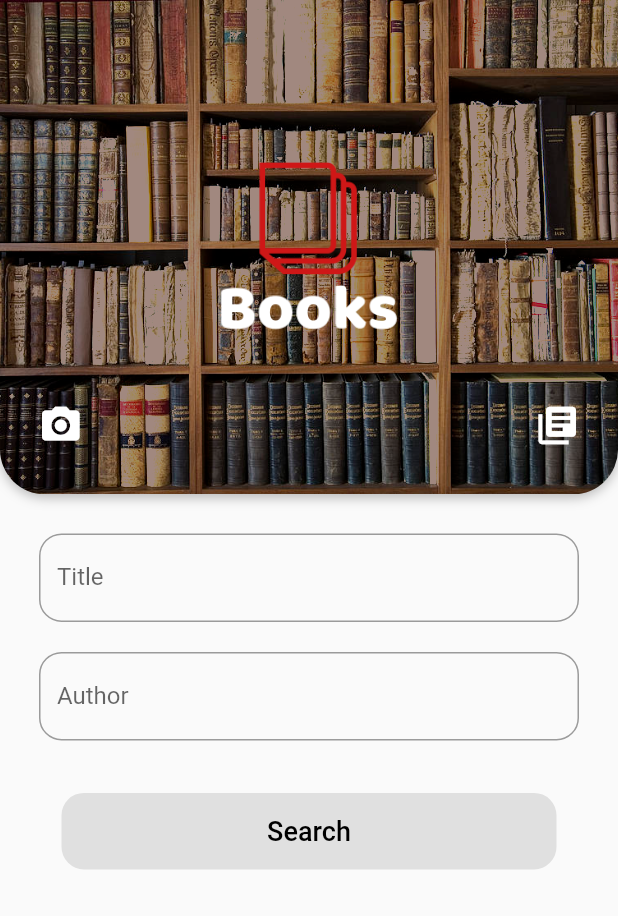
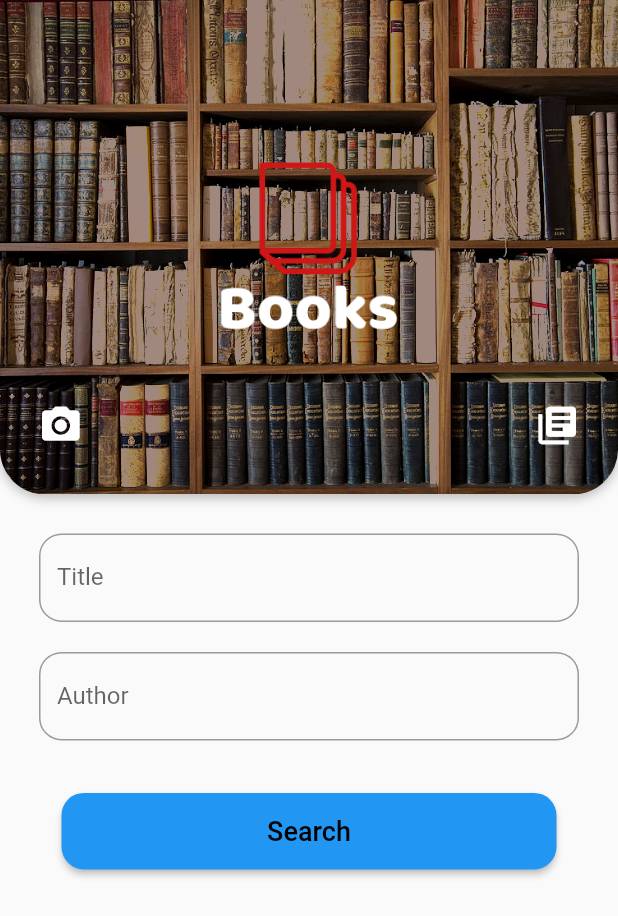
Before and after one commit to lukasNwr/Books-app, a Flutter app: the screen it shows after launch, after a tap on the "camera alt" icon, on a phone screen of 412 x 824 dp. Shown: the top 916 px of the screen. Run offline on Flutter 3.47's test engine with Material 2 defaults, Android fonts, the phone set to English and light mode, and no system bars; our stand-ins replace flutter_html, shared_preferences, sqflite; missing offline and left inert: barcode_scan2; accounts and stored records are empty; network calls fail.

Commit message:
updating, update bugfixing

```diff
--- a/lib/screens/home_screen.dart
+++ b/lib/screens/home_screen.dart
@@ -1,13 +1,12 @@
 import 'package:books_flutter/app.dart';
 import 'package:books_flutter/providers/local_provider.dart';
-import 'package:flutter/cupertino.dart';
 import 'package:flutter/material.dart';
 import 'package:flutter/services.dart';
 
 import 'package:books_flutter/screens/bookList_screen.dart';
 import 'package:books_flutter/screens/library_screen.dart';
 import 'package:books_flutter/models/book_model.dart';
-import 'package:barcode_scan/barcode_scan.dart';
+import 'package:barcode_scan2/barcode_scan2.dart';
 import 'package:shared_preferences/shared_preferences.dart';
 
 class Home extends StatefulWidget {
@@ -18,20 +17,26 @@ class Home extends StatefulWidget {
 class _HomeState extends State<Home> {
   final _book = Book();
   final _formKey = GlobalKey<FormState>();
-  String isbn = 'Unknown';
+  String isbn = 'default';
 
   Future _scanBarcode() async {
-    String _scanResult;
+    var _scanResult;
+    final _flashOnController = TextEditingController(text: 'Flash on');
+    final _flashOffController = TextEditingController(text: 'Flash off');
+    final _cancelController = TextEditingController(text: 'Cancel');
 
     try {
-      _scanResult = await BarcodeScanner.scan();
+      _scanResult = await BarcodeScanner.scan(
+          options: ScanOptions(strings: {
+        'cancel': _cancelController.text,
+        'flash_on': _flashOnController.text,
+        'flash_off': _flashOffController.text,
+      }));
       setState(() {
-        isbn = _scanResult;
-        print(isbn);
+        isbn = _scanResult.rawContent;
       });
-      print(_scanResult);
     } on PlatformException catch (ex) {
-      if (ex.code == BarcodeScanner.CameraAccessDenied) {
+      if (ex.code == BarcodeScanner.cameraAccessDenied) {
         print('Camera perimission denied!');
       } else {
         print('Unknown error: $ex');
@@ -45,7 +50,16 @@ class _HomeState extends State<Home> {
 
   @override
   Widget build(BuildContext context) {
-    TextStyle selectedStyle = TextStyle(color: Theme.of(context).accentColor);
+    TextStyle selectedStyle =
+        TextStyle(color: Theme.of(context).colorScheme.secondary);
+
+    final ButtonStyle buttonStyle = ElevatedButton.styleFrom(
+      padding: EdgeInsets.all(15.0),
+      foregroundColor: Colors.black,
+      shape: RoundedRectangleBorder(
+        borderRadius: BorderRadius.circular(15),
+      ),
+    );
 
     return Scaffold(
         drawer: Drawer(
@@ -141,10 +155,10 @@ class _HomeState extends State<Home> {
                           icon: Icon(Icons.camera_alt),
                           iconSize: 30,
                           color: Colors.white,
-                          onPressed: () {
-                            _scanBarcode();
+                          onPressed: () async {
+                            await _scanBarcode();
                             print(isbn);
-                            if (isbn != 'Unknown') {
+                            if (isbn != 'default' && isbn != '') {
                               _navigateToBookListPage(
                                   null, null, isbn, context);
                             }
@@ -211,16 +225,12 @@ class _HomeState extends State<Home> {
                                 SizedBox(height: 20),
                                 Container(
                                   padding: const EdgeInsets.all(15.0),
-                                  child: RaisedButton(
-                                    elevation: 0.0,
-                                    padding: EdgeInsets.all(15.0),
-                                    textColor: Colors.black,
-                                    shape: RoundedRectangleBorder(
-                                      borderRadius: BorderRadius.circular(15),
-                                    ),
+                                  child: ElevatedButton(
+                                    style: buttonStyle,
                                     onPressed: () {
                                       final form = _formKey.currentState;
                                       if (form.validate()) {
+                                        print("validate true");
                                         form.save();
                                         _book.save();
                                         _navigateToBookListPage(_book.title,
--- a/lib/screens/library_screen.dart
+++ b/lib/screens/library_screen.dart
@@ -3,7 +3,6 @@ import 'package:books_flutter/providers/local_provider.dart';
 import 'package:books_flutter/screens/libraryBookDetails_screen.dart';
 import 'package:flutter/material.dart';
 import 'package:books_flutter/providers/db_provider.dart';
-import 'package:flutter/widgets.dart';
 
 class Library extends StatefulWidget {
   _LibraryState createState() => _LibraryState();
@@ -95,7 +94,7 @@ class _LibraryState extends State<Library> {
                             DBProvider.db.delete(snapshot.data[index].title);
                           });
                           //To show a snackbar with the UNDO button
-                          Scaffold.of(context).showSnackBar(SnackBar(
+                          ScaffoldMessenger.of(context).showSnackBar(SnackBar(
                               content: Text("Item deleted"),
                               action: SnackBarAction(
                                   label: "UNDO",
```
Also changed, not shown: lib/models/book_model.dart (+10 -6 lines), lib/providers/api_provider.dart (+4 -4 lines), lib/screens/bookDetails_screen.dart (+15 -2 lines), lib/screens/bookList_screen.dart (+8 -4 lines), pubspec.yaml (+3 -5 lines), images/no-image-placeholder.png (added), pubspec.lock, 11 other files.
